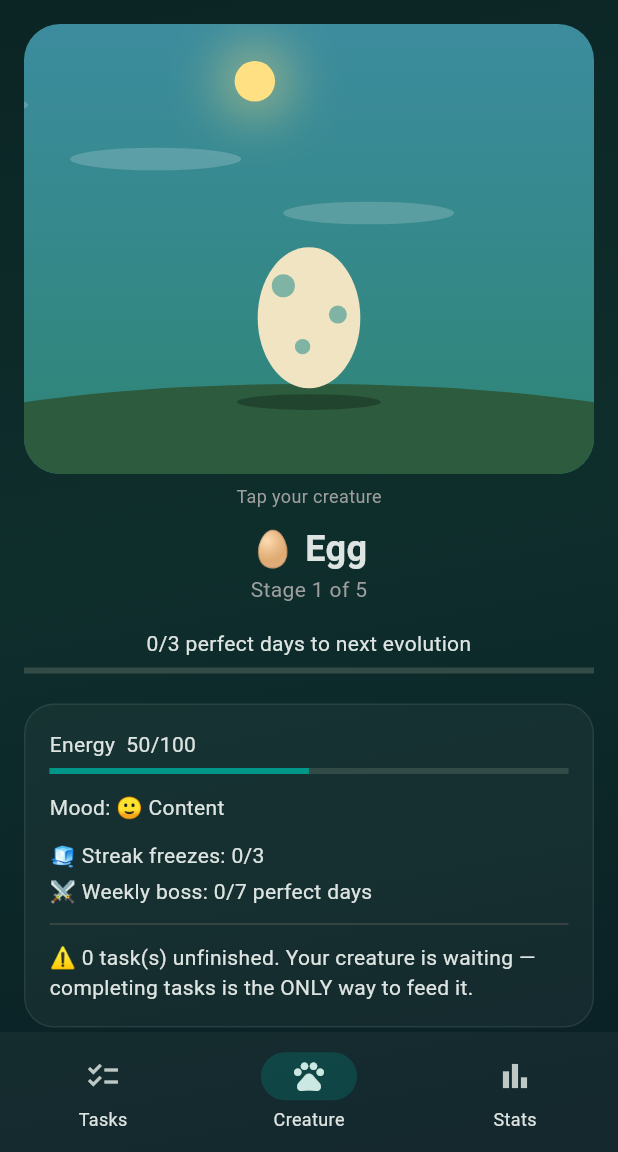
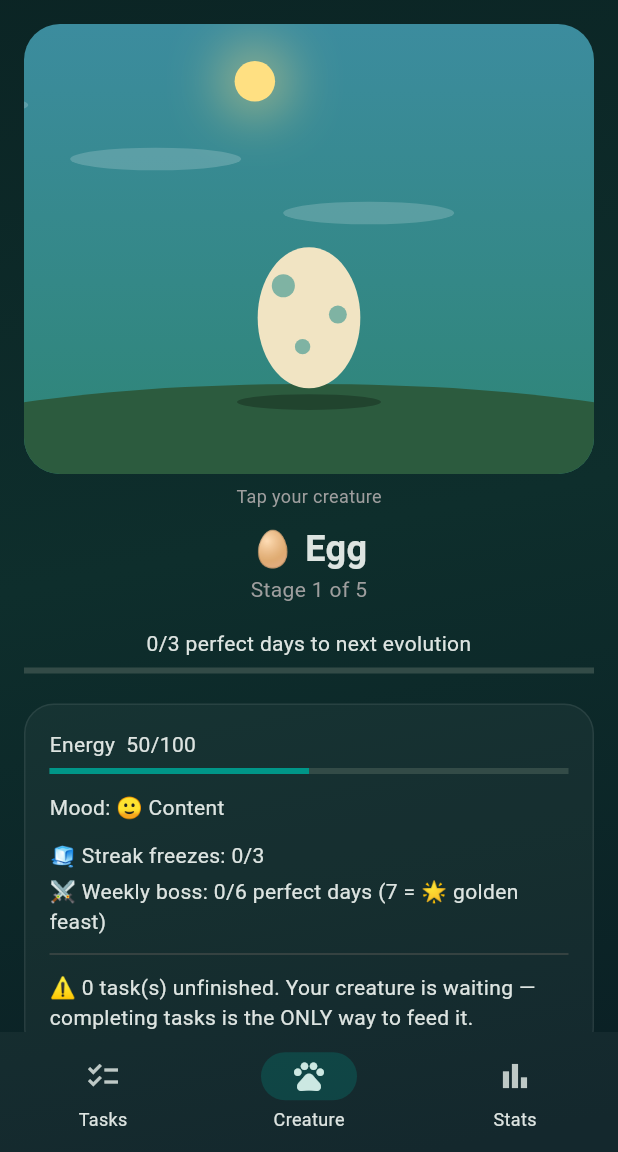
Before and after one commit to tanmaz09/TaskPet, a Flutter app: the HomeScreen screen opened directly with empty values, item 2 of the bottom bar chosen, on a phone screen of 412 x 824 dp, the part 84-1236 px from its top. Run offline on Flutter 3.47's test engine with Material 3 defaults, Android fonts, the phone set to English and light mode, and no system bars; our stand-ins replace confetti, file_picker, flutter_local_notifications, flutter_timezone, share_plus, shared_preferences and 1 more; accounts and stored records are empty.

Commit message:
Enhance creature page with feast and boss progress
Updated the logic for displaying the weekly boss progress and added a condition for the golden feast display.

```diff
--- a/lib/screens/creature_page.dart
+++ b/lib/screens/creature_page.dart
@@ -161,6 +161,7 @@ class _CreaturePageState extends State<CreaturePage>
       look: _look.value,
       sleeping: sleeping,
       hungry: hungry,
+      golden: s.feastActive,
     );
   }
 
@@ -198,7 +199,7 @@ class _CreaturePageState extends State<CreaturePage>
                       child: AnimatedBuilder(
                         animation: _repaint,
                         builder: (_, __) => CustomPaint(
-                          painter: _painter(stageIndex, allDone),
+                          painter: _painter(stageIndex, allDone || s.isRestToday),
                         ),
                       ),
                     ),
@@ -262,12 +263,19 @@ class _CreaturePageState extends State<CreaturePage>
               const SizedBox(height: 12),
               Text('🧊 Streak freezes: ${s.freezes}/${GameState.maxFreezes}'),
               const SizedBox(height: 4),
-              Text('⚔️ Weekly boss: ${s.bossProgress}/7 perfect days'),
+              Text(
+                  '⚔️ Weekly boss: ${math.min(s.bossProgress, GameState.bossTarget)}/${GameState.bossTarget} perfect days (7 = 🌟 golden feast)'),
+              if (s.feastActive) ...[
+                const SizedBox(height: 4),
+                const Text('🌟 Golden feast: your creature is glowing!'),
+              ],
               const Divider(height: 24),
               Text(
-                allDone
-                    ? "✅ All tasks done today. Your creature is fed and happy!"
-                    : "⚠️ ${s.tasks.length - s.doneToday} task(s) unfinished. Your creature is waiting — completing tasks is the ONLY way to feed it.",
+                s.isRestToday && !allDone
+                    ? "🌙 Rest day. Your creature is resting with you, and your streak is safe."
+                    : allDone
+                        ? "✅ All tasks done today. Your creature is fed and happy!"
+                        : "⚠️ ${s.tasks.length - s.doneToday} task(s) unfinished. Your creature is waiting — completing tasks is the ONLY way to feed it.",
               ),
             ],
           ),
```
